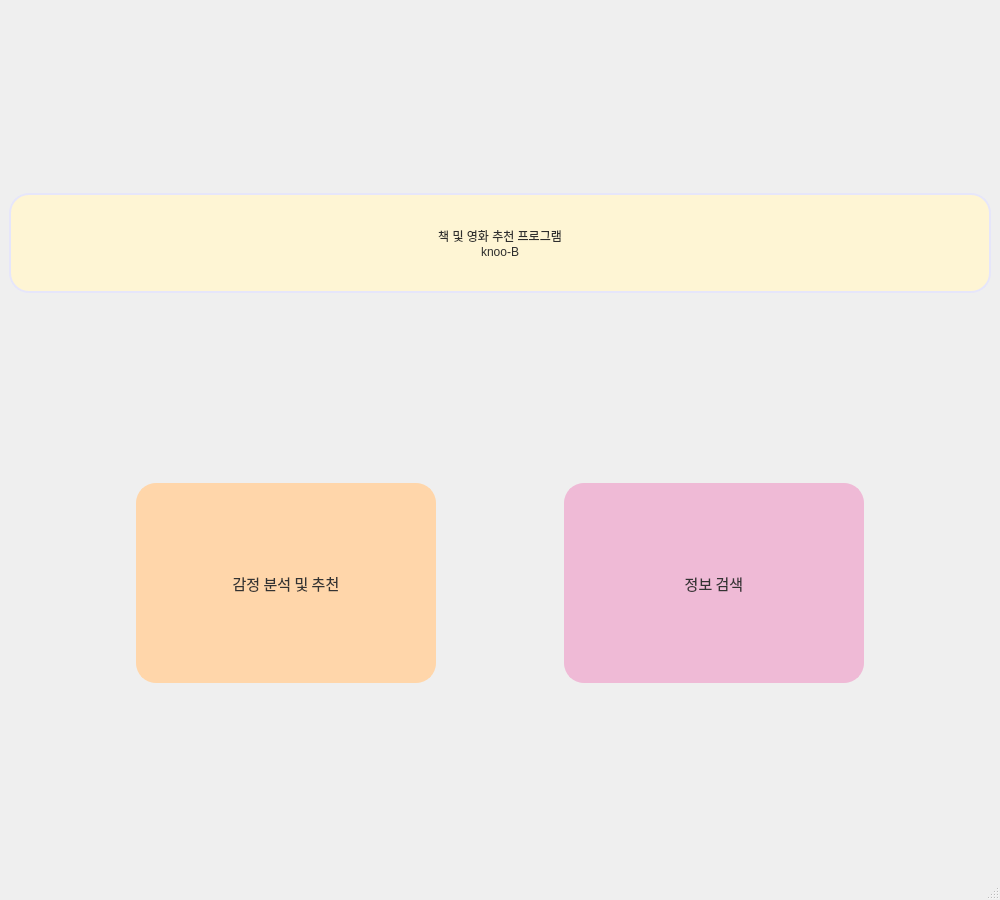
Before: the Qt Designer form ui_files/main.ui in jiwoo1105/DKU_Opensource_knoo-B, drawn with Qt 5.
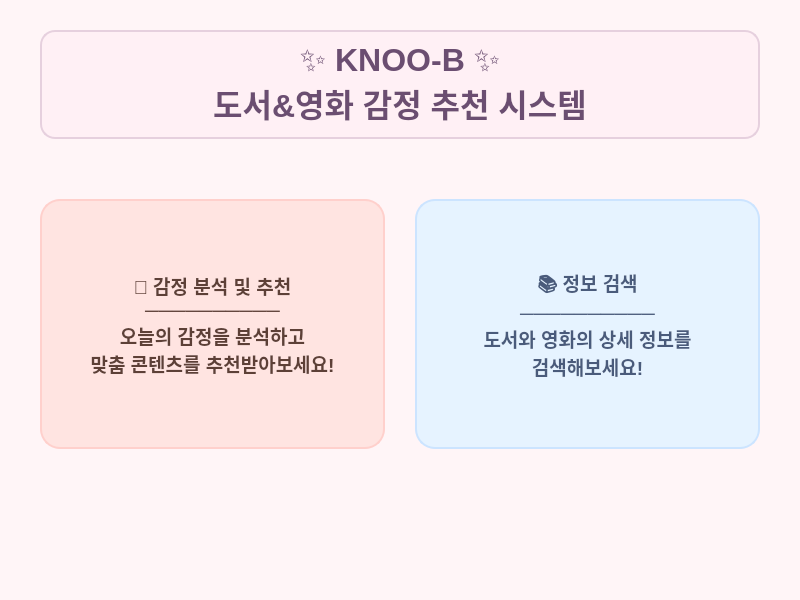
After: the same form once the commit is applied.

The edit to the form file:
```diff
--- a/ui_files/main.ui
+++ b/ui_files/main.ui
@@ -6,62 +6,58 @@
    <rect>
     <x>0</x>
     <y>0</y>
-    <width>1000</width>
-    <height>900</height>
+    <width>800</width>
+    <height>600</height>
    </rect>
   </property>
-  <property name="sizePolicy">
-   <sizepolicy hsizetype="Minimum" vsizetype="Preferred">
-    <horstretch>0</horstretch>
-    <verstretch>0</verstretch>
-   </sizepolicy>
-  </property>
   <property name="windowTitle">
-   <string>MainWindow</string>
+   <string>KNOO-B: 감정 기반 추천 시스템 🌈</string>
+  </property>
+  <property name="styleSheet">
+   <string notr="true">QMainWindow {
+    background-color: #FFF5F7;
+}</string>
   </property>
   <widget class="QWidget" name="centralwidget">
-   <layout class="QHBoxLayout" name="horizontalLayout">
-    <item>
-     <layout class="QVBoxLayout" name="verticalLayout">
+   <layout class="QVBoxLayout" name="verticalLayout_main">
+    <property name="spacing">
+     <number>20</number>
+    </property>
+    <property name="leftMargin">
+     <number>40</number>
+    </property>
+    <property name="topMargin">
+     <number>30</number>
+    </property>
+    <property name="rightMargin">
+     <number>40</number>
+    </property>
+    <property name="bottomMargin">
+     <number>30</number>
+    </property>
       <item>
        <widget class="QLabel" name="Main_Title">
-        <property name="sizePolicy">
-         <sizepolicy hsizetype="MinimumExpanding" vsizetype="Maximum">
-          <horstretch>0</horstretch>
-          <verstretch>0</verstretch>
-         </sizepolicy>
-        </property>
         <property name="minimumSize">
          <size>
           <width>0</width>
-          <height>0</height>
-         </size>
-        </property>
-        <property name="maximumSize">
-         <size>
-          <width>1800</width>
           <height>100</height>
          </size>
         </property>
         <property name="styleSheet">
-         <string notr="true">font: 57 15pt &quot;G마켓 산스 TTF Medium&quot;;
-color: #2E2E2E;
-
-border-style: solid;
-border-width: 2px;
-border-color: #E6E6FA;
-border-radius: 20px;
-background-color:#FEF5D4;
-
-
-</string>
-        </property>
-        <property name="frameShape">
-         <enum>QFrame::NoFrame</enum>
+       <string notr="true">QLabel {
+    font-family: &quot;맑은 고딕&quot;;
+    font-size: 24pt;
+    font-weight: bold;
+    color: #6B4E71;
+    background-color: #FFF0F5;
+    border: 2px solid #E6D0DE;
+    border-radius: 15px;
+    padding: 10px;
+}</string>
         </property>
         <property name="text">
-         <string>책 및 영화 추천 프로그램
-knoo-B</string>
+       <string>✨ KNOO-B ✨
+도서&amp;영화 감정 추천 시스템</string>
         </property>
         <property name="alignment">
          <set>Qt::AlignCenter</set>
@@ -69,124 +65,115 @@
        </widget>
       </item>
       <item>
-       <layout class="QHBoxLayout" name="check_btn">
+     <spacer name="verticalSpacer">
+      <property name="orientation">
+       <enum>Qt::Vertical</enum>
+      </property>
+      <property name="sizeType">
+       <enum>QSizePolicy::Fixed</enum>
+      </property>
+      <property name="sizeHint" stdset="0">
+       <size>
+        <width>20</width>
+        <height>40</height>
+       </size>
+      </property>
+     </spacer>
+    </item>
+    <item>
+     <layout class="QHBoxLayout" name="horizontalLayout">
         <property name="spacing">
-         <number>1</number>
-        </property>
-        <property name="topMargin">
-         <number>0</number>
+       <number>30</number>
         </property>
         <item>
          <widget class="QPushButton" name="Analysis_tool">
-          <property name="sizePolicy">
-           <sizepolicy hsizetype="Minimum" vsizetype="Maximum">
-            <horstretch>0</horstretch>
-            <verstretch>0</verstretch>
-           </sizepolicy>
-          </property>
           <property name="minimumSize">
            <size>
             <width>300</width>
-            <height>200</height>
-           </size>
-          </property>
-          <property name="maximumSize">
-           <size>
-            <width>300</width>
-            <height>200</height>
-           </size>
-          </property>
-          <property name="font">
-           <font>
-            <family>G마켓 산스 TTF Medium</family>
-            <pointsize>11</pointsize>
-            <weight>50</weight>
-            <italic>false</italic>
-            <bold>false</bold>
-           </font>
-          </property>
+          <height>250</height>
+         </size>
+        </property>
           <property name="styleSheet">
-           <string notr="true">font: 11pt &quot;G마켓 산스 TTF Medium&quot;;
-color: #333333;
-
-border-style: solid;
-border-width: 2px;
-border-color: #FFD6AA; 
-border-radius: 20px;
-background-color: #FFD6AA; 
-
-</string>
+         <string notr="true">QPushButton {
+    font-family: &quot;맑은 고딕&quot;;
+    font-size: 14pt;
+    font-weight: bold;
+    color: #5D4037;
+    background-color: #FFE4E1;
+    border: 2px solid #FFD0CC;
+    border-radius: 20px;
+    padding: 20px;
+}
+QPushButton:hover {
+    background-color: #FFD0CC;
+    border: 2px solid #FFBEB8;
+}
+QPushButton:pressed {
+    background-color: #FFB8B3;
+    border: 2px solid #FFA59E;
+}</string>
           </property>
           <property name="text">
-           <string>감정 분석 및 추천</string>
+         <string>💝 감정 분석 및 추천
+──────────
+오늘의 감정을 분석하고
+맞춤 콘텐츠를 추천받아보세요!</string>
           </property>
          </widget>
         </item>
         <item>
          <widget class="QPushButton" name="Find_info">
-          <property name="sizePolicy">
-           <sizepolicy hsizetype="Minimum" vsizetype="Fixed">
-            <horstretch>200</horstretch>
-            <verstretch>0</verstretch>
-           </sizepolicy>
-          </property>
           <property name="minimumSize">
            <size>
             <width>300</width>
-            <height>200</height>
-           </size>
-          </property>
-          <property name="maximumSize">
-           <size>
-            <width>300</width>
-            <height>200</height>
-           </size>
-          </property>
-          <property name="font">
-           <font>
-            <family>G마켓 산스 TTF Medium</family>
-            <pointsize>11</pointsize>
-            <weight>7</weight>
-            <italic>false</italic>
-            <bold>false</bold>
-            <underline>false</underline>
-            <strikeout>false</strikeout>
-           </font>
-          </property>
+          <height>250</height>
+         </size>
+        </property>
           <property name="styleSheet">
-           <string notr="true">font: 57 11pt &quot;G마켓 산스 TTF Medium&quot;;
-color: #333333;
-
-border-style: solid;
-border-width: 2px;
-border-color: #EFBAD6;
-border-radius: 20px;
-background-color: #EFBAD6;
-
-</string>
+         <string notr="true">QPushButton {
+    font-family: &quot;맑은 고딕&quot;;
+    font-size: 14pt;
+    font-weight: bold;
+    color: #4A5B7B;
+    background-color: #E6F3FF;
+    border: 2px solid #CCE4FF;
+    border-radius: 20px;
+    padding: 20px;
+}
+QPushButton:hover {
+    background-color: #CCE4FF;
+    border: 2px solid #B3D6FF;
+}
+QPushButton:pressed {
+    background-color: #B3D6FF;
+    border: 2px solid #99C7FF;
+}</string>
           </property>
           <property name="text">
-           <string>정보 검색</string>
+         <string>📚 정보 검색
+──────────
+도서와 영화의 상세 정보를
+검색해보세요!</string>
           </property>
          </widget>
         </item>
        </layout>
       </item>
-     </layout>
+    <item>
+     <spacer name="verticalSpacer_2">
+      <property name="orientation">
+       <enum>Qt::Vertical</enum>
+      </property>
+      <property name="sizeHint" stdset="0">
+       <size>
+        <width>20</width>
+        <height>40</height>
+       </size>
+      </property>
+     </spacer>
     </item>
    </layout>
   </widget>
-  <widget class="QStatusBar" name="statusbar"/>
-  <widget class="QMenuBar" name="menubar">
-   <property name="geometry">
-    <rect>
-     <x>0</x>
-     <y>0</y>
-     <width>518</width>
-     <height>25</height>
-    </rect>
-   </property>
-  </widget>
  </widget>
  <resources/>
  <connections/>
```
Lines whose indentation alone changed are shown as unchanged.
